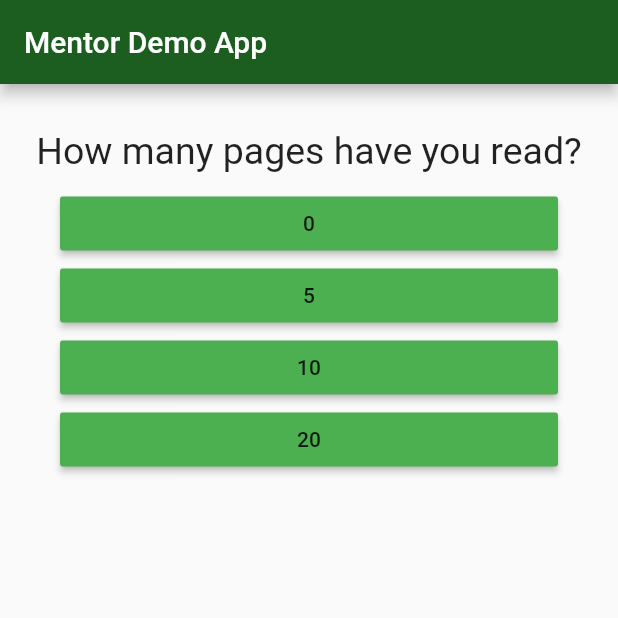
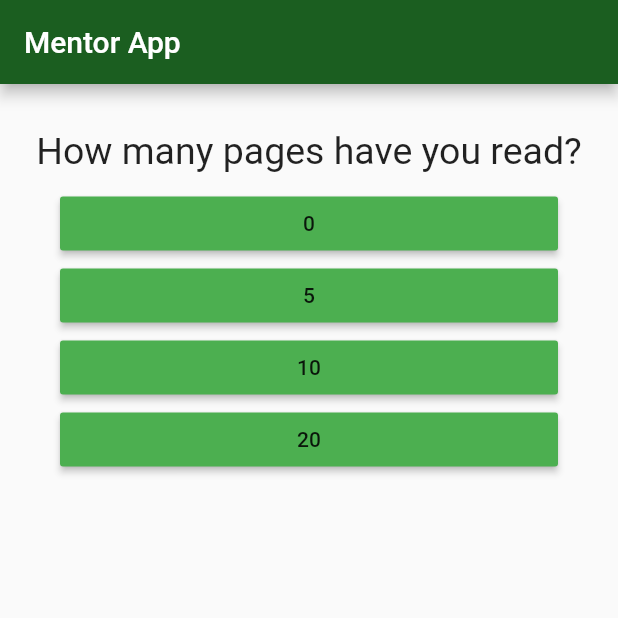
Before and after one commit to zenginerler/Mentor, a Flutter app: the screen it shows after launch, on a phone screen of 412 x 824 dp, the top half of it. Run offline on Flutter 3.47's test engine with Material 2 defaults, Android fonts, the phone set to English and light mode, and no system bars.

Commit message:
template done

```diff
--- a/lib/main.dart
+++ b/lib/main.dart
@@ -9,7 +9,7 @@ class MyApp extends StatelessWidget {
   @override
   Widget build(BuildContext context) {
     return MaterialApp(
-      home: MyHomePage(title: 'Demo App'),
+      home: MyHomePage(title: 'Mentor App'),
     );
   }
 }
@@ -32,7 +32,7 @@ class _MyHomePageState extends State<MyHomePage> {
     return MaterialApp(
       home: Scaffold(
         appBar: AppBar(
-          title: Text('Mentor Demo App'),
+          title: Text('Mentor App'),
           backgroundColor: Colors.green[900],
         ),
         body: Container(
```
